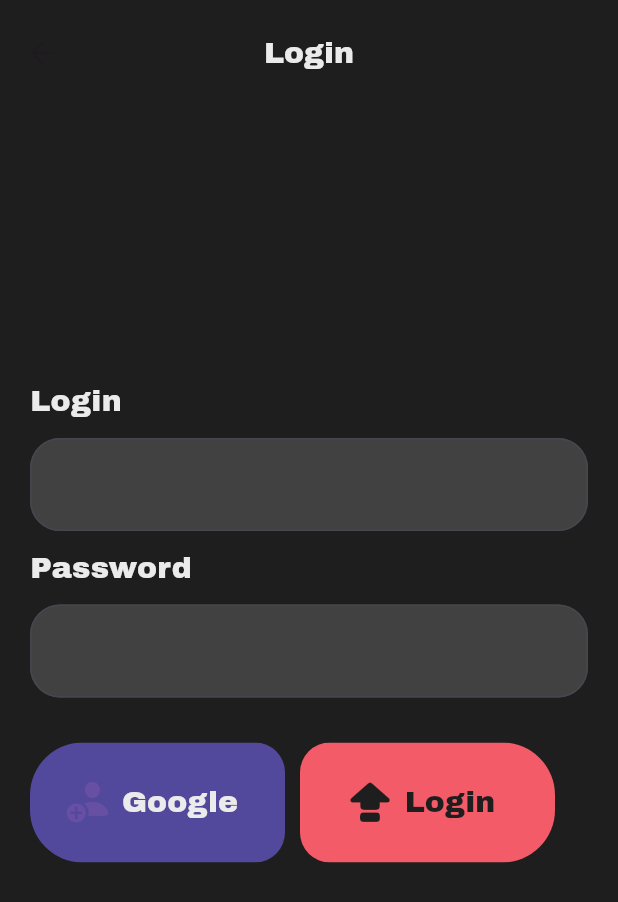
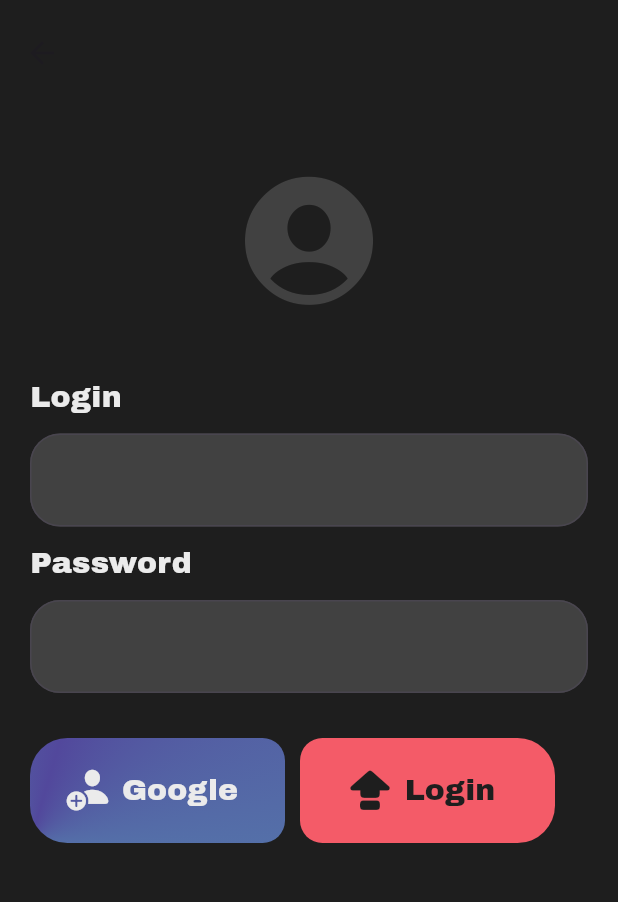
Before and after one commit to WildFore/locklock_application, a Flutter app: the screen it shows after launch, item 3 of the bottom bar chosen, after a tap on "User", on a phone screen of 412 x 824 dp. Shown: the top 902 px of the screen. Run offline on Flutter 3.47's test engine with Material 3 defaults, Android fonts, the phone set to English and light mode, and no system bars; our stand-ins replace figma_squircle, firebase_auth, firebase_core, google_sign_in; accounts and stored records are empty.

Commit message:
googel try

```diff
--- a/locklock_app/lib/main.dart
+++ b/locklock_app/lib/main.dart
@@ -10,7 +10,6 @@ import 'appColors.dart';
 
 Future<void> main() async {
   WidgetsFlutterBinding.ensureInitialized();
-
   await Firebase.initializeApp(options: DefaultFirebaseOptions.currentPlatform);
   runApp(const Home());
 }
--- a/locklock_app/lib/subpages/loginPage.dart
+++ b/locklock_app/lib/subpages/loginPage.dart
@@ -3,7 +3,6 @@ import 'package:locklock_app/appColors.dart';
 import 'package:figma_squircle/figma_squircle.dart';
 import 'package:flutter/cupertino.dart';
 import 'package:locklock_app/services/auth_service.dart';
-import 'package:locklock_app/subpages/signIn.dart';
 import '../appColors.dart';
 
 class LoginPage extends StatefulWidget {
@@ -23,7 +22,7 @@ class _LoginPageState extends State<LoginPage> {
         elevation: 0,
         backgroundColor: Color.fromARGB(255, 30, 30, 30),
         centerTitle: true,
-        title: const Text("Login"),
+        title: const Text(""),
         titleTextStyle: const TextStyle(
             fontSize: 20,
             color: Color.fromARGB(255, 235, 235, 235),
@@ -33,12 +32,16 @@ class _LoginPageState extends State<LoginPage> {
       body: Column(children: [
         Center(
           child: Padding(
-            padding: EdgeInsets.only(top: 20, bottom: 20),
-            child: Text("", style: TextStyle(fontSize: 100)),
+            padding: EdgeInsets.only(top: 40, bottom: 20),
+            child: Icon(
+              CupertinoIcons.person_crop_circle_fill,
+              size: 100,
+              color: AppColors.lightGray,
+            ),
           ),
         ),
         Padding(
-          padding: EdgeInsets.only(top: 0, left: 20, right: 20),
+          padding: EdgeInsets.only(top: 20, left: 20, right: 20),
           child: Align(
             alignment: Alignment.centerLeft,
             child: Text("Login",
@@ -127,23 +130,40 @@ class _LoginPageState extends State<LoginPage> {
                 child: ClipRRect(
                     borderRadius: const SmoothBorderRadius.only(
                         topLeft: SmoothRadius(
-                            cornerRadius: 35, cornerSmoothing: 0.8),
+                            cornerRadius: 25, cornerSmoothing: 0.8),
                         topRight: SmoothRadius(
-                            cornerRadius: 20, cornerSmoothing: 0.8),
+                            cornerRadius: 15, cornerSmoothing: 0.8),
                         bottomLeft: SmoothRadius(
-                            cornerRadius: 35, cornerSmoothing: 0.8),
+                            cornerRadius: 25, cornerSmoothing: 0.8),
                         bottomRight: SmoothRadius(
-                            cornerRadius: 20, cornerSmoothing: 0.8)),
+                            cornerRadius: 15, cornerSmoothing: 0.8)),
                     child: Container(
                       width: 170,
-                      height: 80,
-                      color: AppColors.ultraViolet,
+                      height: 70,
+                      decoration: BoxDecoration(
+                          gradient: SweepGradient(
+                        center: Alignment.bottomLeft,
+                        startAngle: 1,
+                        endAngle: 5,
+                        tileMode: TileMode.mirror,
+                        colors: [
+                          AppColors.robinEggBlue,
+                          AppColors.ultraViolet,
+                        ],
+                      )),
                       child: ElevatedButton.icon(
-                        icon: const Icon(
-                          CupertinoIcons.person_add_solid,
+                        icon: Icon(
+                          CupertinoIcons.person_badge_plus_fill,
                           size: 30,
+                          color: AppColors.antiFlashWhite,
                         ),
-                        onPressed: () => AuthService().signInWithGoogle(),
+                        onPressed: () {
+                          try {
+                            AuthService().signInWithGoogle();
+                          } catch (e) {
+                            throw new Exception("Operation canceled");
+                          }
+                        },
                         label: Text(
                           "Google",
                           style: TextStyle(
@@ -164,16 +184,16 @@ class _LoginPageState extends State<LoginPage> {
                 child: ClipRRect(
                     borderRadius: const SmoothBorderRadius.only(
                         topLeft: SmoothRadius(
-                            cornerRadius: 20, cornerSmoothing: 0.8),
+                            cornerRadius: 15, cornerSmoothing: 0.8),
                         topRight: SmoothRadius(
-                            cornerRadius: 35, cornerSmoothing: 0.8),
+                            cornerRadius: 25, cornerSmoothing: 0.8),
                         bottomLeft: SmoothRadius(
-                            cornerRadius: 20, cornerSmoothing: 0.8),
+                            cornerRadius: 15, cornerSmoothing: 0.8),
                         bottomRight: SmoothRadius(
-                            cornerRadius: 35, cornerSmoothing: 0.8)),
+                            cornerRadius: 25, cornerSmoothing: 0.8)),
                     child: Container(
                       width: 170,
-                      height: 80,
+                      height: 70,
                       color: AppColors.crayola,
                       child: ElevatedButton.icon(
                         icon: Icon(
--- a/locklock_app/pubspec.yaml
+++ b/locklock_app/pubspec.yaml
@@ -40,11 +40,13 @@ dependencies:
   firebase_core: ^2.24.2
   google_sign_in: ^6.1.6
   firebase_auth: ^4.16.0
+  cloud_firestore: ^4.14.0
+  firebase_storage: ^11.6.0
 
 dev_dependencies:
   flutter_test:
     sdk: flutter
-  flutter_lints: ^2.0.0
+  flutter_lints: ^3.0.1
 
   flutter_launcher_icons: "^0.13.1"
 
```
Also changed, not shown: locklock_app/lib/subpages/calibrateDevice.dart (+9 -9 lines), locklock_app/lib/subpages/signIn.dart (deleted, +0 -190 lines), locklock_app/pubspec.lock, 15 other files.
